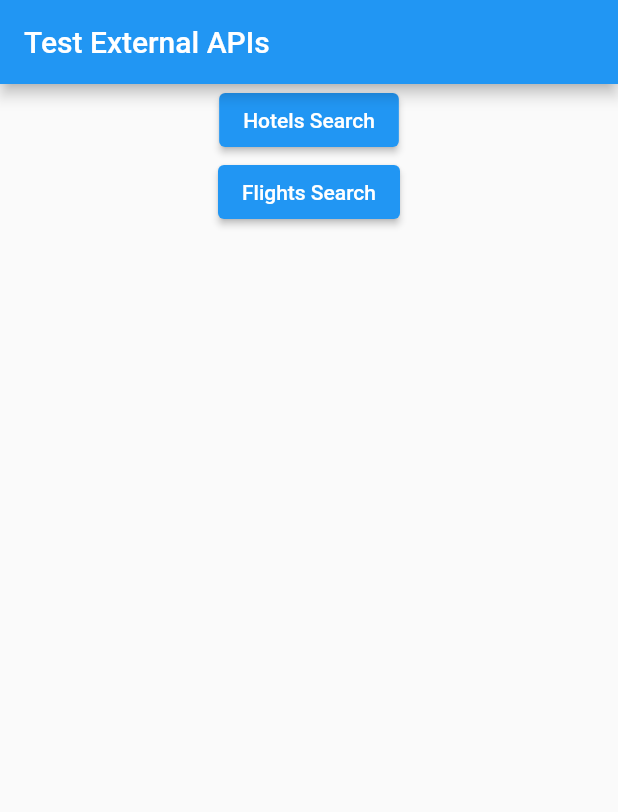
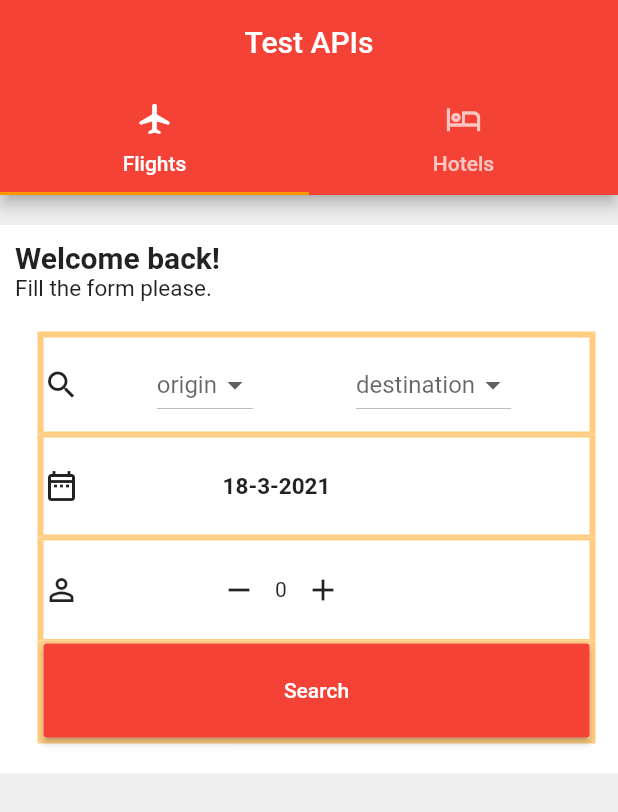
Before and after one commit to Amasuo/consume_external_api, a Flutter app: the screen it shows after launch, on a phone screen of 412 x 824 dp. Shown: the top 812 px of the screen. Run offline on Flutter 3.47's test engine with Material 2 defaults, Android fonts, the phone set to English and light mode, and no system bars; our stand-ins replace get.

Commit message:
Flight input

```diff
--- a/lib/main.dart
+++ b/lib/main.dart
@@ -1,5 +1,4 @@
-import 'package:consume_external_api/views/flight/flight_list.dart';
-import 'package:consume_external_api/views/hotel/hotel_list.dart';
+import 'package:consume_external_api/views/flight/Flight_input.dart';
 import 'package:flutter/material.dart';
 
 void main() {
@@ -14,39 +13,48 @@ class App extends StatelessWidget {
     );
   }
 }
+class MyApp extends StatefulWidget {
+  @override
+  _MyAppState createState() => _MyAppState();
+}
 
-class MyApp extends StatelessWidget {
+class _MyAppState extends State<MyApp> {
+  @override
+  void initState() {
+    super.initState();
+  }
   @override
   Widget build(BuildContext context) {
-    return Scaffold(
-      appBar: AppBar(
-        title: Text('Test External APIs'),
-      ),
-      body: ListView(
-        children: [
-          Center(
-            child: ElevatedButton(
-              child: Text('Hotels Search'),
-              onPressed: (){
-                Navigator.push(
-                    context,
-                    MaterialPageRoute(builder: (context) => HotelsPage('LON')),
-                );
-              },
+    return MaterialApp(
+      home: DefaultTabController(
+        length: 2,
+        child: Scaffold(
+          appBar: AppBar(
+            backgroundColor: Colors.red,
+            bottom: TabBar(
+              indicatorColor: Colors.orange,
+              tabs: [
+                Tab(
+                  icon: Icon(Icons.airplanemode_on_rounded),
+                  text: 'Flights',
+                ),
+                Tab(
+                  icon: Icon(Icons.hotel_outlined),
+                  text: 'Hotels',
+                )
+              ],
+            ),
+            title: Center(
+              child: Text('Test APIs'),
             ),
           ),
-          Center(
-            child: ElevatedButton(
-              child: Text('Flights Search'),
-              onPressed: (){
-                Navigator.push(
-                  context,
-                  MaterialPageRoute(builder: (context) => FlightsPage('SYD', 'BKK', '2021-11-01', '1')),
-                );
-              },
-            ),
+          body: TabBarView(
+            children: [
+              FlightsInput(),
+              Container()
+            ],
           ),
-        ],
+        ),
       ),
     );
   }
--- /dev/null
+++ b/lib/views/flight/Flight_input.dart
@@ -0,0 +1,287 @@
+import 'package:flutter/material.dart';
+import 'package:get/get.dart';
+import 'package:intl/intl.dart';
+import 'flight_list.dart';
+
+class FlightsInput extends StatefulWidget {
+  @override
+  _FlightsInputState createState() => _FlightsInputState();
+}
+
+class _FlightsInputState extends State<FlightsInput> {
+  String origin="origin",destination="destination";
+  DateTime date = DateTime.now();
+  int adultsNumber=0;
+  //Map<String,String> cities = {'SYD':'Sydney-Australia','BKK':'Bangkok-Thailand'};
+  List<String>cities = ['SYD','BKK'];
+  @override
+  Widget build(BuildContext context) {
+    return Scaffold(
+      body: Container(
+        height: Get.height,
+        width: Get.width,
+        color: Colors.grey[200],
+        child: Padding(
+          padding: EdgeInsets.only(top: 20),
+          child: ListView(
+            children: [
+              Container(
+                color: Colors.white,
+                child: Padding(
+                  padding: EdgeInsets.only(left: 10, top:10),
+                  child: Column(
+                    mainAxisAlignment: MainAxisAlignment.start,
+                    crossAxisAlignment: CrossAxisAlignment.start,
+                    children: [
+                      Text(
+                          'Welcome back!',
+                        style: TextStyle(
+                          fontSize: 20,
+                          fontWeight: FontWeight.bold
+                        ),
+                      ),
+                      Text('Fill the form please.',
+                        style: TextStyle(
+                            fontSize: 15,
+                        ),
+                      ),
+                      Padding(
+                          padding: EdgeInsets.only(left: 15,top: 20,right: 15,bottom: 20),
+                        child: Column(
+                          mainAxisAlignment: MainAxisAlignment.start,
+                          crossAxisAlignment: CrossAxisAlignment.start,
+                          children: [
+                          Container(
+                            height: Get.height/12,
+                            decoration: BoxDecoration(
+                              border: Border(
+                                left: BorderSide(
+                                  color: Colors.orange[200],
+                                  width: 4,
+                                ),
+                                top: BorderSide(
+                                  color: Colors.orange[200],
+                                  width: 4,
+                                ),
+                                right: BorderSide(
+                                  color: Colors.orange[200],
+                                  width: 4,
+                                ),
+                                bottom: BorderSide(
+                                  color: Colors.orange[200],
+                                  width: 2,
+                                ),
+                              ),
+                            ),
+                            child: Row(
+                                children: [
+                                  Icon(Icons.search),
+                                  SizedBox(width: Get.width/8,),
+                                  DropdownButton(
+                                    items: cities.map<DropdownMenuItem<String>>((String value){
+                                      return DropdownMenuItem<String>(
+                                        value: value,
+                                        child: Text(value),
+                                      );
+                                    }).toList(),
+                                    onChanged: (String value){
+                                      setState(() {
+                                        origin = value;
+                                      });
+                                    },
+                                    hint: Text(origin),
+                                  ),
+                                  SizedBox(width: Get.width/6,),
+                                  DropdownButton(
+                                    items: cities.map<DropdownMenuItem<String>>((String value){
+                                      return DropdownMenuItem<String>(
+                                        value: value,
+                                        child: Text(value),
+                                      );
+                                    }).toList(),
+                                    onChanged: (String value){
+                                      setState(() {
+                                        destination = value;
+                                      });
+                                    },
+                                    hint: Text(destination),
+                                  ),
+                                ],
+                              ),
+                          ),
+                          Container(
+                            height: Get.height/12,
+                            decoration: BoxDecoration(
+                              border: Border(
+                                left: BorderSide(
+                                  color: Colors.orange[200],
+                                  width: 4,
+                                ),
+                                top: BorderSide(
+                                  color: Colors.orange[200],
+                                  width: 2,
+                                ),
+                                right: BorderSide(
+                                  color: Colors.orange[200],
+                                  width: 4,
+                                ),
+                                bottom: BorderSide(
+                                  color: Colors.orange[200],
+                                  width: 2,
+                                ),
+                              ),
+                            ),
+                            child: Row(
+                                children: [
+                                  Icon(Icons.date_range_outlined),
+                                  InkWell(
+                                    onTap: () => _selectDate(context),
+                                    child: Container(
+                                        child: Row(
+                                              children: [
+                                                SizedBox(width: 13,),
+                                                SizedBox(width: Get.width/5,),
+                                                Text(
+                                                  date.day.toString()+'-'+date.month.toString()+'-'+date.year.toString(),
+                                                  style: TextStyle(
+                                                      fontSize: 15,
+                                                      fontWeight: FontWeight.bold
+                                                  ),
+                                                ),
+                                                SizedBox(width: Get.width/4,),
+                                              ],
+                                            ),
+                                    ),
+                                  )
+                                ],
+                              ),
+                          ),
+                          Container(
+                            height: Get.height/12,
+                            decoration: BoxDecoration(
+                              border: Border(
+                                left: BorderSide(
+                                  color: Colors.orange[200],
+                                  width: 4,
+                                ),
+                                top: BorderSide(
+                                  color: Colors.orange[200],
+                                  width: 2,
+                                ),
+                                right: BorderSide(
+                                  color: Colors.orange[200],
+                                  width: 4,
+                                ),
+                                bottom: BorderSide(
+                                  color: Colors.orange[200],
+                                  width: 1,
+                                ),
+                              ),
+                            ),
+                            child: Row(
+                                children: [
+                                  Icon(Icons.person_outline),
+                                  SizedBox(width: Get.width/5,),
+                                  Row(
+                                    children: [
+                                      IconButton(
+                                          icon: Icon(Icons.remove),
+                                          onPressed: (){
+                                            if(adultsNumber>0)
+                                              setState(() {
+                                                adultsNumber--;
+                                              });
+                                          }
+                                      ),
+                                      Text(adultsNumber.toString()),
+                                      IconButton(
+                                          icon: Icon(Icons.add),
+                                          onPressed: (){
+                                            setState(() {
+                                              adultsNumber++;
+                                            });
+                                          }
+                                      ),
+                                    ],
+                                  )
+                                ],
+                              ),
+                          ),
+                          Container(
+                            width: Get.width,
+                            height: Get.height/12,
+                            decoration: BoxDecoration(
+                              border: Border(
+                                left: BorderSide(
+                                  color: Colors.orange[200],
+                                  width: 4,
+                                ),
+                                top: BorderSide(
+                                  color: Colors.orange[200],
+                                  width: 2,
+                                ),
+                                right: BorderSide(
+                                  color: Colors.orange[200],
+                                  width: 4,
+                                ),
+                                bottom: BorderSide(
+                                  color: Colors.orange[200],
+                                  width: 4,
+                                ),
+                              ),
+                            ),
+                            /*child: GetBuilder<FlightContentController>(
+                              builder: (controller) => RaisedButton(
+                                color: Colors.red,
+                                onPressed: (){
+                                  DateFormat dateformatter = DateFormat('yyyy-MM-dd');
+                                  String dateFormatted = dateformatter.format(date);
+                                  FlightContentController.flightContent=FlightsPage(origin, destination, dateFormatted, adultsNumber.toString());
+                                },
+                                child: Text(
+                                  'Search',
+                                  style: TextStyle(color: Colors.white),
+                                ),
+                              ),*/
+                            child: RaisedButton(
+                              color: Colors.red,
+                              onPressed: (){
+                                DateFormat dateformatter = DateFormat('yyyy-MM-dd');
+                                String dateFormatted = dateformatter.format(date);
+                                Navigator.push(
+                                  context,
+                                  MaterialPageRoute(builder: (context) => FlightsPage(origin, destination, dateFormatted, adultsNumber.toString())),
+                                );
+                              },
+                              child: Text(
+                                'Search',
+                                style: TextStyle(color: Colors.white),
+                              ),
+                            ),
+                          ),
+                        ],
+                      )
+                      )
+                    ],
+                  ),
+                )
+              ),
+            ],
+          ),
+        ),
+      )
+    );
+  }
+  _selectDate(BuildContext context) async {
+    final DateTime picked = await showDatePicker(
+      context: context,
+      initialDate: date,
+      firstDate: DateTime(2000),
+      lastDate: DateTime(2025),
+    );
+    if (picked != null && picked != date)
+      setState(() {
+        date = picked;
+      });
+  }
+}
--- a/lib/views/hotel/offer_tile.dart
+++ b/lib/views/hotel/offer_tile.dart
@@ -55,7 +55,7 @@ class OfferTile extends StatelessWidget {
                           child: Text(
                               offer.price.total+' £',//+offer.price.currency,
                               style: TextStyle(
-                                  color: Colors.cyan,
+                                  color: Colors.red,
                                   fontSize: 15,
                                   fontWeight: FontWeight.bold,
                               ),
--- a/pubspec.yaml
+++ b/pubspec.yaml
@@ -26,6 +26,7 @@ dependencies:
   http:
   get:
   flutter_staggered_grid_view:
+  intl:
 
   # The following adds the Cupertino Icons font to your application.
   # Use with the CupertinoIcons class for iOS style icons.
```
Also changed, not shown: lib/controllers/flight_controller.dart (+8 -11 lines), lib/models/flight_fromJSON.dart (+4 -4 lines), lib/views/flight/flight_list.dart (+20 -17 lines), lib/views/flight/flight_tile.dart (+20 -2 lines), pubspec.lock.
